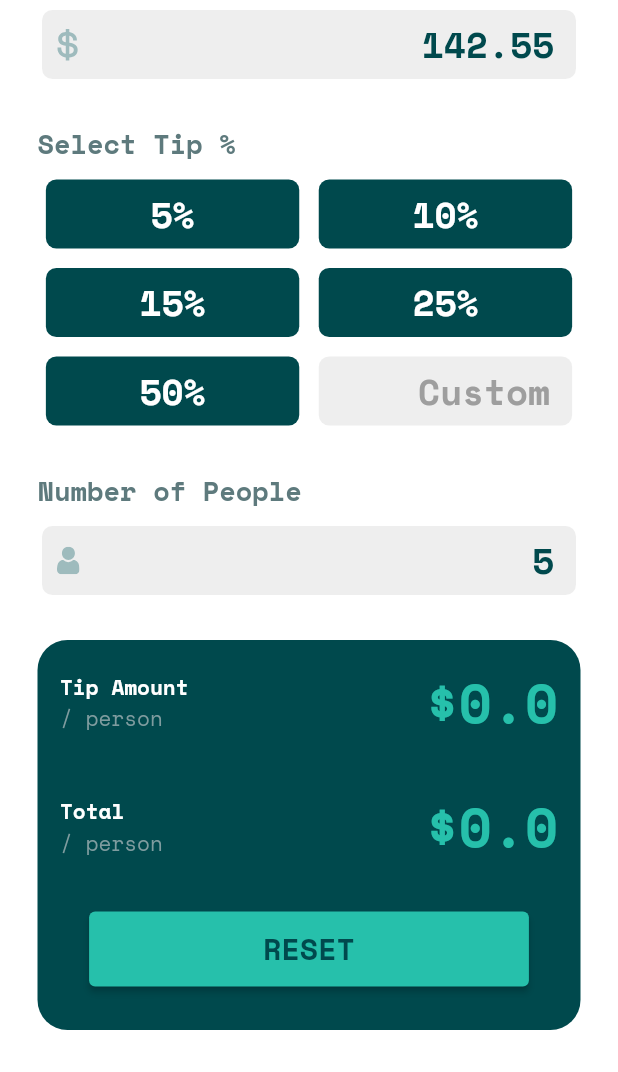
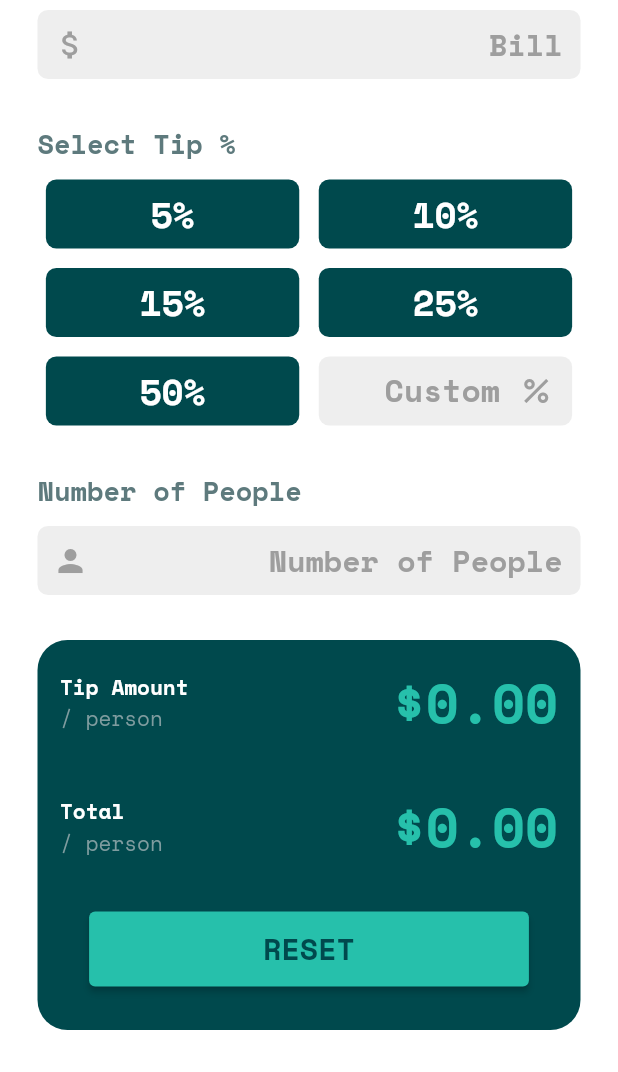
Before and after one commit to md-siam/tip_calculator, a Flutter app: the screen it shows after launch, scrolled down 86 dp, after a tap on "RESET", on a phone screen of 412 x 824 dp, the part 164-1236 px from its top. Run offline on Flutter 3.47's test engine with Material 2 defaults, Android fonts, the phone set to English and light mode, and no system bars; our stand-ins replace flutter_svg, google_fonts.

Commit message:
User input implimented

```diff
--- a/lib/app/view/home_page.dart
+++ b/lib/app/view/home_page.dart
@@ -1,6 +1,6 @@
 import 'package:flutter/material.dart';
-import 'package:flutter_svg/flutter_svg.dart';
 
+import 'widget/amount_text.dart';
 import 'widget/constant.dart';
 
 class HomePage extends StatefulWidget {
@@ -12,17 +12,83 @@ class HomePage extends StatefulWidget {
 
 class _HomePageState extends State<HomePage> {
   ScrollController? scrollController;
-  double? bill = 142.55;
-  int? numberOfPeople = 5;
-  double? tipAmount = 4.27;
-  double? totalAmount = 32.79;
-  // for custom toggle button
+  double _bill = 0;
+  int _tipPercentage = 0;
+  int _numberOfPeople = 1;
+  // This is the default Number Of People
+  static const defaultNumberOfPeople = 1;
+  var _billAmountController = TextEditingController();
+  var _tipPercentageController = TextEditingController();
+  var _numberOfPeopleController =
+      TextEditingController(text: defaultNumberOfPeople.toString());
+  // For custom toggle button
   List<String> selectedCategory = [];
   String category1 = '5%';
   String category2 = '10%';
   String category3 = '15%';
   String category4 = '25%';
   String category5 = '50%';
+
+  @override
+  void initState() {
+    /// This is the `event listeners` to the controllers using
+    /// the [addListener] method
+    ///
+    _billAmountController.addListener(_onBillAmountChanged);
+    _tipPercentageController.addListener(_onTipAmountChanged);
+    _numberOfPeopleController.addListener(_numberOfPeopleChanged);
+    super.initState();
+  }
+
+  _onBillAmountChanged() {
+    setState(() {
+      /// If the TextEditingController is `null`,
+      /// then it will assign `0`
+      _bill = double.tryParse(_billAmountController.text) ?? 0;
+    });
+  }
+
+  _onTipAmountChanged() {
+    setState(() {
+      /// If the TextEditingController is `null`,
+      /// then it will assign `0`
+      _tipPercentage = int.tryParse(_tipPercentageController.text) ?? 0;
+    });
+  }
+
+  _numberOfPeopleChanged() {
+    setState(() {
+      /// If the TextEditingController is `null`,
+      /// then it will assign `1`
+      _numberOfPeople = int.tryParse(_numberOfPeopleController.text) ?? 1;
+    });
+  }
+
+  // Tip-per-person calculation
+  _getTipAmount() => ((_bill * _tipPercentage) / 100) / _numberOfPeople;
+  // Total-amount-per-person calculation
+  _getTotalAmount() =>
+      (((_bill * _tipPercentage) / 100) + _bill) / _numberOfPeople;
+
+  _resetAction() {
+    setState(() {
+      selectedCategory = [];
+      _bill = 0;
+      _tipPercentage = 0;
+      _numberOfPeople = 1;
+      _billAmountController.clear();
+      _tipPercentageController.clear();
+      _numberOfPeopleController.clear();
+    });
+  }
+
+  @override
+  void dispose() {
+    _billAmountController.dispose();
+    _tipPercentageController.dispose();
+    _numberOfPeopleController.dispose();
+    super.dispose();
+  }
 
   @override
   Widget build(BuildContext context) {
@@ -33,12 +99,6 @@ class _HomePageState extends State<HomePage> {
 
     /// `reset` button action
     ///
-    void resetButtonAction() {
-      setState(() {
-        tipAmount = 0;
-        totalAmount = 0;
-      });
-    }
 
     return Scaffold(
       backgroundColor: backgroundColor,
@@ -76,23 +136,7 @@ class _HomePageState extends State<HomePage> {
                                   toggleButton(category3, width),
                                   toggleButton(category4, width),
                                   toggleButton(category5, width),
-                                  Container(
-                                    width: width,
-                                    height: 46,
-                                    alignment: Alignment.centerRight,
-                                    decoration: BoxDecoration(
-                                      color: Colors.grey[200],
-                                      borderRadius: BorderRadius.circular(7.0),
-                                    ),
-                                    child: const Text(
-                                      'Custom ',
-                                      style: TextStyle(
-                                        fontSize: 24,
-                                        color: Colors.grey,
-                                        fontWeight: FontWeight.bold,
-                                      ),
-                                    ),
-                                  ),
+                                  selectTipPercentageInfo(width),
                                 ],
                               )
                             ],
@@ -100,7 +144,7 @@ class _HomePageState extends State<HomePage> {
                           const SizedBox(height: 30.0),
                           numberOfPeopleInputInfo(),
                           const SizedBox(height: 30.0),
-                          outputCardInfo(resetButtonAction),
+                          outputCardInfo(),
                         ],
                       ),
                     ),
@@ -120,35 +164,75 @@ class _HomePageState extends State<HomePage> {
         Row(children: [Text('Bill', style: labelText)]),
         const SizedBox(height: 10),
         Container(
-          width: 356,
           height: 46,
-          alignment: Alignment.centerRight,
+          padding: const EdgeInsets.only(right: 12),
           decoration: BoxDecoration(
             color: Colors.grey[200],
             borderRadius: BorderRadius.circular(7.0),
           ),
-          child: Row(
-            mainAxisAlignment: MainAxisAlignment.spaceBetween,
-            children: [
-              Padding(
-                padding: const EdgeInsets.only(left: 10),
-                child: SvgPicture.asset(
-                  'assets/images/icon-dollar.svg',
-                  width: 15,
-                ),
-              ),
-              Text(
-                '$bill ',
+          child: TextFormField(
+            controller: _billAmountController,
             style: const TextStyle(
               fontSize: 24,
               color: Color(0xFF00494D),
               fontWeight: FontWeight.bold,
             ),
+            keyboardType: const TextInputType.numberWithOptions(decimal: true),
+            textDirection: TextDirection.rtl,
+            decoration: const InputDecoration(
+              icon: Padding(
+                padding: EdgeInsets.only(left: 10.0),
+                child: Icon(
+                  Icons.attach_money_outlined,
+                  color: Colors.grey,
                 ),
-            ],
+              ),
+              hintText: 'Bill',
+              hintStyle: TextStyle(
+                fontSize: 20,
+                color: Colors.grey,
+                fontWeight: FontWeight.bold,
+              ),
+              hintTextDirection: TextDirection.rtl,
+              border: InputBorder.none,
+              fillColor: Colors.white,
+            ),
           ),
         ),
       ],
+    );
+  }
+
+  Widget selectTipPercentageInfo(double width) {
+    return Container(
+      width: width,
+      height: 46,
+      decoration: BoxDecoration(
+        color: Colors.grey[200],
+        borderRadius: BorderRadius.circular(7.0),
+      ),
+      child: TextFormField(
+        controller: _tipPercentageController,
+        style: const TextStyle(
+          fontSize: 24,
+          color: Color(0xFF00494D),
+          fontWeight: FontWeight.bold,
+        ),
+        keyboardType: const TextInputType.numberWithOptions(decimal: true),
+        textDirection: TextDirection.rtl,
+        decoration: const InputDecoration(
+          suffixIcon: Icon(Icons.percent, color: Colors.grey),
+          hintText: 'Custom',
+          hintStyle: TextStyle(
+            fontSize: 21,
+            color: Colors.grey,
+            fontWeight: FontWeight.bold,
+          ),
+          hintTextDirection: TextDirection.rtl,
+          border: InputBorder.none,
+          fillColor: Colors.white,
+        ),
+      ),
     );
   }
 
@@ -158,32 +242,39 @@ class _HomePageState extends State<HomePage> {
         Row(children: [Text('Number of People', style: labelText)]),
         const SizedBox(height: 10),
         Container(
-          width: 356,
           height: 46,
-          alignment: Alignment.centerRight,
+          padding: const EdgeInsets.only(right: 12),
           decoration: BoxDecoration(
             color: Colors.grey[200],
             borderRadius: BorderRadius.circular(7.0),
           ),
-          child: Row(
-            mainAxisAlignment: MainAxisAlignment.spaceBetween,
-            children: [
-              Padding(
-                padding: const EdgeInsets.only(left: 10),
-                child: SvgPicture.asset(
-                  'assets/images/icon-person.svg',
-                  width: 15,
-                ),
-              ),
-              Text(
-                '$numberOfPeople ',
+          child: TextFormField(
+            controller: _numberOfPeopleController,
             style: const TextStyle(
               fontSize: 24,
               color: Color(0xFF00494D),
               fontWeight: FontWeight.bold,
             ),
+            //keyboardType: const TextInputType.numberWithOptions(decimal: true),
+            textDirection: TextDirection.rtl,
+            decoration: const InputDecoration(
+              icon: Padding(
+                padding: EdgeInsets.only(left: 10.0),
+                child: Icon(
+                  Icons.person,
+                  color: Colors.grey,
                 ),
-            ],
+              ),
+              hintText: 'Number of People',
+              hintStyle: TextStyle(
+                fontSize: 20,
+                color: Colors.grey,
+                fontWeight: FontWeight.bold,
+              ),
+              hintTextDirection: TextDirection.rtl,
+              border: InputBorder.none,
+              fillColor: Colors.white,
+            ),
           ),
         ),
       ],
@@ -222,7 +313,7 @@ class _HomePageState extends State<HomePage> {
     );
   }
 
-  Widget outputCardInfo(void Function() resetButtonAction) {
+  Widget outputCardInfo() {
     return Container(
       height: 260,
       decoration: BoxDecoration(
@@ -237,7 +328,10 @@ class _HomePageState extends State<HomePage> {
               mainAxisAlignment: MainAxisAlignment.spaceBetween,
               children: [
                 titleDesc('Tip Amount', '/ person'),
-                Text('\$$tipAmount', style: outputText),
+                AmountText(
+                  text: '\$${_getTipAmount().toStringAsFixed(2)}',
+                  key: const Key('tipAmount'),
+                ),
               ],
             ),
             const SizedBox(height: 30),
@@ -245,7 +339,10 @@ class _HomePageState extends State<HomePage> {
               mainAxisAlignment: MainAxisAlignment.spaceBetween,
               children: [
                 titleDesc('Total', '/ person'),
-                Text('\$$totalAmount', style: outputText),
+                AmountText(
+                  text: '\$${_getTotalAmount().toStringAsFixed(2)}',
+                  key: const Key('totalAmount'),
+                ),
               ],
             ),
             const SizedBox(height: 30),
@@ -268,8 +365,8 @@ class _HomePageState extends State<HomePage> {
                 ),
               ),
               onPressed: () {
-                debugPrint('Reset button pressed');
-                resetButtonAction();
+                //debugPrint('Reset button pressed');
+                _resetAction();
               },
             ),
           ],
--- /dev/null
+++ b/lib/app/view/widget/amount_text.dart
@@ -0,0 +1,22 @@
+import 'package:flutter/material.dart';
+
+class AmountText extends StatelessWidget {
+  final String text;
+
+  const AmountText({
+    Key? key,
+    required this.text,
+  }) : super(key: key);
+
+  @override
+  Widget build(BuildContext context) {
+    return Text(
+      text.toUpperCase(),
+      style: const TextStyle(
+        fontSize: 36,
+        fontWeight: FontWeight.bold,
+        color: Color(0xFF26C0AB),
+      ),
+    );
+  }
+}
--- a/lib/app/view/widget/constant.dart
+++ b/lib/app/view/widget/constant.dart
@@ -11,14 +11,6 @@ TextStyle labelText = const TextStyle(
   fontSize: 18,
   fontWeight: FontWeight.bold,
   color: Color(0xFF5E7A7D),
-);
-
-/// default textStyle for `outputText`
-///
-TextStyle outputText = const TextStyle(
-  fontSize: 36,
-  fontWeight: FontWeight.bold,
-  color: Color(0xFF26C0AB),
 );
 
 Widget background() => Column(
```
Also changed, not shown: pubspec.yaml (+0 -17 lines), pubspec.lock. Lines whose indentation alone changed are shown as unchanged.
